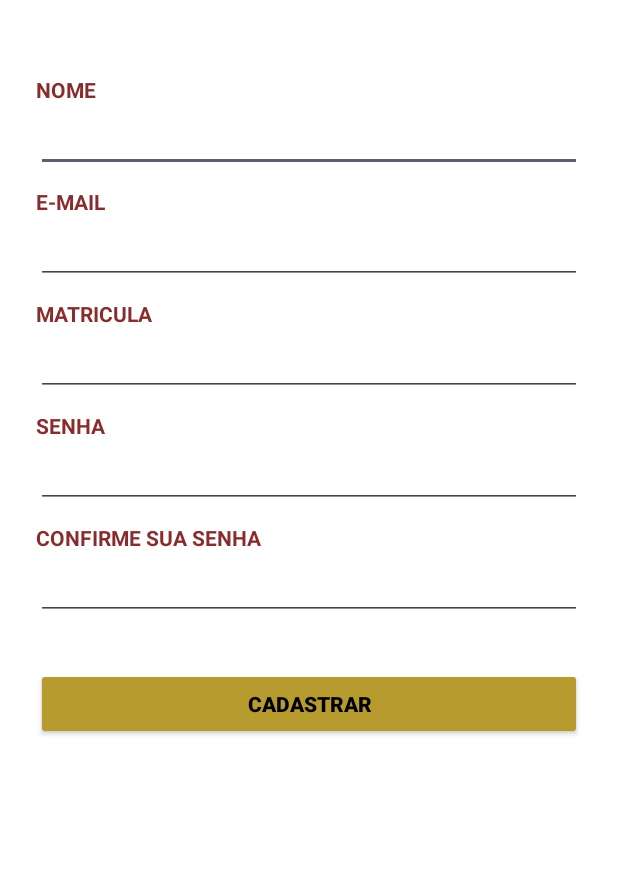
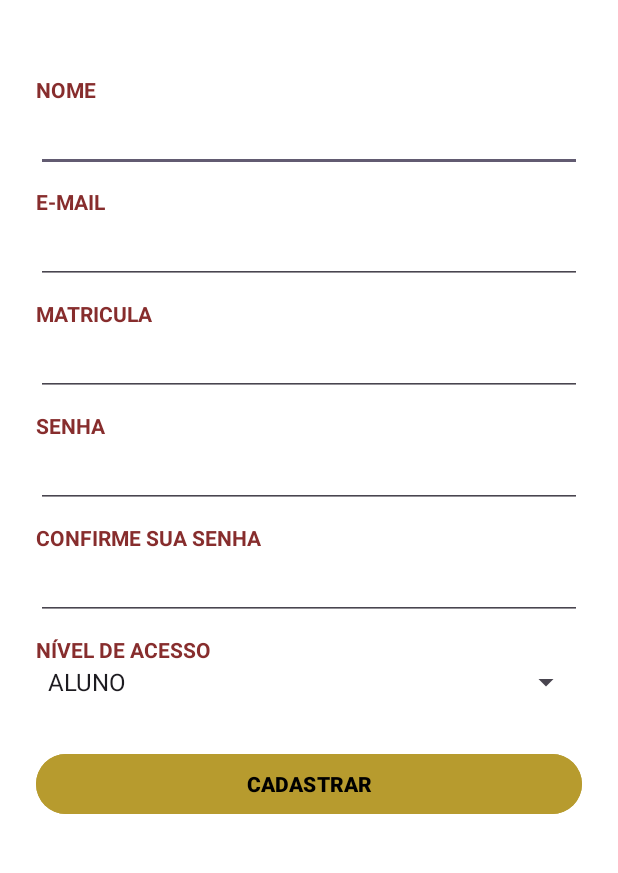
Before and after one commit to pedroohm/LaProBqi, an Android app: the screen it shows after launch (RegisterActivity), after a tap on "CADASTRAR", on a phone screen of 412 x 824 dp, the part 126-999 px from its top. Run offline under Robolectric (Android 15) with nearby library versions, the phone set to English and light mode, and no system bars.

Commit message:
fix: resolve registration screen crash by adding missing Spinner component

```diff
--- a/app/src/main/java/com/pedromoura/laprobqi/activities/LoginActivity.java
+++ b/app/src/main/java/com/pedromoura/laprobqi/activities/LoginActivity.java
@@ -1,77 +1,97 @@
 package com.pedromoura.laprobqi.activities;
 
-import android.app.Activity;
 import android.content.Intent;
-import android.content.SharedPreferences;
 import android.os.Bundle;
 import android.view.View;
+import android.widget.Button;
 import android.widget.EditText;
+import android.widget.ProgressBar;
+import android.widget.TextView;
 import android.widget.Toast;
 
+import androidx.appcompat.app.AppCompatActivity;
+
 import com.pedromoura.laprobqi.R;
+import com.pedromoura.laprobqi.di.RepositoryProvider;
+import com.pedromoura.laprobqi.repository.UsuarioRepository;
 
-import org.json.JSONException;
-import org.json.JSONObject;
+public class LoginActivity extends AppCompatActivity {
 
-public class LoginActivity extends Activity {
-
-    private EditText emailInput;
-    private EditText passwordInput;
-    private SharedPreferences prefs;
+    private EditText editEmail, editPassword;
+    private Button btnLogin;
+    private TextView textRegister;
+    private ProgressBar progressBar;
+    private UsuarioRepository usuarioRepository;
 
     @Override
     protected void onCreate(Bundle savedInstanceState) {
         super.onCreate(savedInstanceState);
         setContentView(R.layout.activity_login_screen);
 
-        initializeViews();
-        prefs = getSharedPreferences("users", MODE_PRIVATE);
+        // Inicializar repository
+        usuarioRepository = RepositoryProvider.getInstance(this).getUsuarioRepository();
+
+        // Inicializar views
+        editEmail = findViewById(R.id.inputLogin);
+        editPassword = findViewById(R.id.inputSenha);
+        btnLogin = findViewById(R.id.btnEntrar);
+        textRegister = findViewById(R.id.btnCadastrar);
+        progressBar = findViewById(R.id.progress_bar);
+
+        btnLogin.setOnClickListener(v -> fazerLogin());
+        textRegister.setOnClickListener(v -> abrirTelaCadastro());
+
+        // Verificar se já está logado
+        verificarSessao();
     }
 
-    private void initializeViews() {
-        emailInput = findViewById(R.id.inputLogin);
-        passwordInput = findViewById(R.id.inputSenha);
+    private void verificarSessao() {
+        progressBar.setVisibility(View.VISIBLE);
+        usuarioRepository.obterUsuarioAtual(usuario -> {
+            progressBar.setVisibility(View.GONE);
+            if (usuario != null) {
+                navegarParaMenuInicial(usuario.getNome());
+            }
+        });
     }
 
-    public void clickLogin(View view) {
-        String email = emailInput.getText().toString().trim();
-        String password = passwordInput.getText().toString();
+    private void fazerLogin() {
+        String email = editEmail.getText().toString().trim();
+        String password = editPassword.getText().toString().trim();
 
         if (email.isEmpty() || password.isEmpty()) {
-            showToast("Preencha todos os campos.");
+            showToast("Preencha todos os campos");
             return;
         }
 
-        String userDataString = prefs.getString(email, null);
-        if (userDataString == null) {
-            showToast("Usuário não encontrado!");
-            return;
-        }
+        progressBar.setVisibility(View.VISIBLE);
+        btnLogin.setEnabled(false);
 
-        try {
-            JSONObject userData = new JSONObject(userDataString);
-            String storedPassword = userData.getString("password");
-            String name = userData.getString("name");
-
-            if (password.equals(storedPassword)) {
-                navigateToInitialMenu(name);
-            } else {
-                showToast("Senha incorreta!");
+        usuarioRepository.autenticar(email, password, new UsuarioRepository.OnAuthListener() {
+            @Override
+            public void onSuccess(String userId, String nome, String nivelAcesso) {
+                progressBar.setVisibility(View.GONE);
+                btnLogin.setEnabled(true);
+                navegarParaMenuInicial(nome);
             }
 
-        } catch (JSONException e) {
-            showToast("Erro ao processar os dados do usuário!");
-        }
+            @Override
+            public void onFailure(String mensagem) {
+                progressBar.setVisibility(View.GONE);
+                btnLogin.setEnabled(true);
+                showToast(mensagem); // "E-mail ou senha inválidos" (RF01)
+            }
+        });
     }
 
-    private void navigateToInitialMenu(String userName) {
+    private void navegarParaMenuInicial(String userName) {
         showToast("Bem-vindo, " + userName + "!");
         Intent intent = new Intent(this, InitialMenuActivity.class);
         startActivity(intent);
         finish();
     }
 
-    public void clickRegister(View view) {
+    private void abrirTelaCadastro() {
         Intent intent = new Intent(this, RegisterActivity.class);
         startActivity(intent);
     }
--- a/app/src/main/java/com/pedromoura/laprobqi/activities/RegisterActivity.java
+++ b/app/src/main/java/com/pedromoura/laprobqi/activities/RegisterActivity.java
@@ -1,93 +1,88 @@
 package com.pedromoura.laprobqi.activities;
 
-import android.app.Activity;
-import android.content.Intent;
-import android.content.SharedPreferences;
 import android.os.Bundle;
 import android.view.View;
+import android.widget.ArrayAdapter;
+import android.widget.Button;
 import android.widget.EditText;
+import android.widget.ProgressBar;
+import android.widget.Spinner;
 import android.widget.Toast;
 
+import androidx.appcompat.app.AppCompatActivity;
+
 import com.pedromoura.laprobqi.R;
+import com.pedromoura.laprobqi.di.RepositoryProvider;
+import com.pedromoura.laprobqi.repository.UsuarioRepository;
 
-import org.json.JSONException;
-import org.json.JSONObject;
+public class RegisterActivity extends AppCompatActivity {
 
-public class RegisterActivity extends Activity {
-
-    private EditText nameInput;
-    private EditText emailInput;
-    private EditText numberInput;
-    private EditText passwordInput;
-    private EditText passwordConfirmInput;
-    private SharedPreferences prefs;
+    private EditText editName, editEmail, editPassword, editConfirmPassword;
+    private Spinner spinnerNivelAcesso;
+    private Button btnRegister;
+    private ProgressBar progressBar;
+    private UsuarioRepository usuarioRepository;
 
     @Override
     protected void onCreate(Bundle savedInstanceState) {
         super.onCreate(savedInstanceState);
         setContentView(R.layout.activity_register);
 
-        initializeViews();
-        prefs = getSharedPreferences("users", MODE_PRIVATE);
+        // Inicializar repository
+        usuarioRepository = RepositoryProvider.getInstance(this).getUsuarioRepository();
+
+        // Inicializar views
+        editName = findViewById(R.id.nameRegisterInput);
+        editEmail = findViewById(R.id.emailRegisterInput);
+        editPassword = findViewById(R.id.passwordRegisterInput);
+        editConfirmPassword = findViewById(R.id.passwordConfirmRegisterInput);
+        spinnerNivelAcesso = findViewById(R.id.spinnerNivelAcesso);
+        btnRegister = findViewById(R.id.btnRegister);
+        progressBar = findViewById(R.id.progress_bar);
+
+        // Configurar spinner de nível de acesso (RF01)
+        ArrayAdapter<String> adapter = new ArrayAdapter<>(
+                this,
+                android.R.layout.simple_spinner_item,
+                new String[]{"ALUNO", "COORDENADOR"}
+        );
+        adapter.setDropDownViewResource(android.R.layout.simple_spinner_dropdown_item);
+        spinnerNivelAcesso.setAdapter(adapter);
+
+        btnRegister.setOnClickListener(v -> registrar());
     }
 
-    private void initializeViews() {
-        nameInput = findViewById(R.id.nameRegisterInput);
-        emailInput = findViewById(R.id.emailRegisterInput);
-        numberInput = findViewById(R.id.numberRegisterInput);
-        passwordInput = findViewById(R.id.passwordRegisterInput);
-        passwordConfirmInput = findViewById(R.id.passwordConfirmRegisterInput);
-    }
+    private void registrar() {
+        String name = editName.getText().toString().trim();
+        String email = editEmail.getText().toString().trim();
+        String password = editPassword.getText().toString().trim();
+        String confirmPassword = editConfirmPassword.getText().toString().trim();
+        String nivelAcesso = spinnerNivelAcesso.getSelectedItem().toString();
 
-    public void clickRegister(View view) {
-        String name = nameInput.getText().toString().trim();
-        String email = emailInput.getText().toString().trim();
-        String number = numberInput.getText().toString().trim();
-        String password = passwordInput.getText().toString();
-        String passwordConfirm = passwordConfirmInput.getText().toString();
-
-        if (!validateInputs(name, email, number, password, passwordConfirm)) return;
-
-        try {
-            JSONObject userData = new JSONObject();
-            userData.put("name", name);
-            userData.put("email", email);
-            userData.put("number", number);
-            userData.put("password", password);
-
-            prefs.edit().putString(email, userData.toString()).apply();
-
-            showToast("Usuário registrado com sucesso!");
-            navigateToLogin();
-
-        } catch (JSONException e) {
-            showToast("Erro ao registrar usuário!");
-        }
-    }
-
-    private boolean validateInputs(String name, String email, String number, String password, String passwordConfirm) {
-        if (name.isEmpty() || email.isEmpty() || number.isEmpty() || password.isEmpty() || passwordConfirm.isEmpty()) {
-            showToast("Preencha todos os campos.");
-            return false;
+        // Validações
+        if (name.isEmpty() || email.isEmpty() || password.isEmpty()) {
+            showToast("Preencha todos os campos");
+            return;
         }
 
-        if (!password.equals(passwordConfirm)) {
-            showToast("Senhas não coincidem!");
-            return false;
+        if (!password.equals(confirmPassword)) {
+            showToast("As senhas não coincidem");
+            return;
         }
 
-        if (prefs.contains(email)) {
-            showToast("Usuário já registrado com esse e-mail.");
-            return false;
-        }
+        progressBar.setVisibility(View.VISIBLE);
+        btnRegister.setEnabled(false);
 
-        return true;
-    }
+        usuarioRepository.registrar(name, email, password, nivelAcesso, (sucesso, mensagem) -> {
+            progressBar.setVisibility(View.GONE);
+            btnRegister.setEnabled(true);
 
-    private void navigateToLogin() {
-        Intent intent = new Intent(this, LoginActivity.class);
-        startActivity(intent);
-        finish(); // Opcional: fecha tela de registro
+            showToast(mensagem);
+
+            if (sucesso) {
+                finish(); // Volta para tela de login
+            }
+        });
     }
 
     private void showToast(String message) {
--- /dev/null
+++ b/app/src/main/java/com/pedromoura/laprobqi/di/RepositoryProvider.java
@@ -0,0 +1,36 @@
+package com.pedromoura.laprobqi.di;
+
+import android.content.Context;
+
+import com.pedromoura.laprobqi.repository.ProdutoRepository;
+import com.pedromoura.laprobqi.repository.UsuarioRepository;
+import com.pedromoura.laprobqi.repository.impl.ProdutoRepositorySQLite;
+import com.pedromoura.laprobqi.repository.impl.UsuarioRepositorySharedPrefs;
+
+public class RepositoryProvider {
+    private static RepositoryProvider instance;
+
+    private ProdutoRepository produtoRepository;
+    private UsuarioRepository usuarioRepository;
+
+    private RepositoryProvider(Context context) {
+        // ✅ Aqui você pode trocar facilmente para Firebase no futuro
+        this.produtoRepository = new ProdutoRepositorySQLite(context.getApplicationContext());
+        this.usuarioRepository = new UsuarioRepositorySharedPrefs(context.getApplicationContext());
+    }
+
+    public static synchronized RepositoryProvider getInstance(Context context) {
+        if (instance == null) {
+            instance = new RepositoryProvider(context);
+        }
+        return instance;
+    }
+
+    public ProdutoRepository getProdutoRepository() {
+        return produtoRepository;
+    }
+
+    public UsuarioRepository getUsuarioRepository() {
+        return usuarioRepository;
+    }
+}
--- /dev/null
+++ b/app/src/main/java/com/pedromoura/laprobqi/repository/ProdutoRepository.java
@@ -0,0 +1,20 @@
+package com.pedromoura.laprobqi.repository;
+
+import com.pedromoura.laprobqi.Produto;
+import java.util.List;
+
+public interface ProdutoRepository {
+    void adicionarProduto(Produto produto, OnCompleteListener listener);
+    void listarProdutos(OnSuccessListener<List<Produto>> listener);
+    void atualizarProduto(Produto produto, OnCompleteListener listener);
+    void removerProduto(int id, OnCompleteListener listener);
+
+    // Callbacks
+    interface OnCompleteListener {
+        void onComplete(boolean sucesso, String mensagem);
+    }
+
+    interface OnSuccessListener<T> {
+        void onSuccess(T result);
+    }
+}
--- /dev/null
+++ b/app/src/main/java/com/pedromoura/laprobqi/repository/UsuarioRepository.java
@@ -0,0 +1,23 @@
+package com.pedromoura.laprobqi.repository;
+
+import com.pedromoura.laprobqi.models.Usuario;
+
+public interface UsuarioRepository {
+    void registrar(String nome, String email, String senha, String nivelAcesso, OnCompleteListener listener);
+    void autenticar(String email, String senha, OnAuthListener listener);
+    void obterUsuarioAtual(OnSuccessListener<Usuario> listener);
+    void logout(OnCompleteListener listener);
+
+    interface OnCompleteListener {
+        void onComplete(boolean sucesso, String mensagem);
+    }
+
+    interface OnAuthListener {
+        void onSuccess(String userId, String nome, String nivelAcesso);
+        void onFailure(String mensagem);
+    }
+
+    interface OnSuccessListener<T> {
+        void onSuccess(T result);
+    }
+}
--- /dev/null
+++ b/app/src/main/java/com/pedromoura/laprobqi/repository/impl/ProdutoRepositorySQLite.java
@@ -0,0 +1,69 @@
+package com.pedromoura.laprobqi.repository.impl;
+
+import android.content.Context;
+import android.os.Handler;
+import android.os.Looper;
+
+import com.pedromoura.laprobqi.BancoDadosProduto;
+import com.pedromoura.laprobqi.Produto;
+import com.pedromoura.laprobqi.repository.ProdutoRepository;
+
+import java.util.List;
+import java.util.concurrent.ExecutorService;
+import java.util.concurrent.Executors;
+
+public class ProdutoRepositorySQLite implements ProdutoRepository {
+    private final BancoDadosProduto bancoDados;
+    private final ExecutorService executor;
+    private final Handler mainHandler;
+
+    public ProdutoRepositorySQLite(Context context) {
+        this.bancoDados = BancoDadosProduto.getInstancia(context);
+        this.executor = Executors.newSingleThreadExecutor();
+        this.mainHandler = new Handler(Looper.getMainLooper());
+    }
+
+    @Override
+    public void adicionarProduto(Produto produto, OnCompleteListener listener) {
+        executor.execute(() -> {
+            try {
+                bancoDados.inserirProduto(produto);
+                mainHandler.post(() -> listener.onComplete(true, "Produto adicionado com sucesso"));
+            } catch (Exception e) {
+                mainHandler.post(() -> listener.onComplete(false, "Erro ao adicionar produto: " + e.getMessage()));
+            }
+        });
+    }
+
+    @Override
+    public void listarProdutos(OnSuccessListener<List<Produto>> listener) {
+        executor.execute(() -> {
+            List<Produto> produtos = bancoDados.listarProdutos();
+            mainHandler.post(() -> listener.onSuccess(produtos));
+        });
+    }
+
+    @Override
+    public void atualizarProduto(Produto produto, OnCompleteListener listener) {
+        executor.execute(() -> {
+            try {
+                bancoDados.atualizarProduto(produto);
+                mainHandler.post(() -> listener.onComplete(true, "Produto atualizado com sucesso"));
+            } catch (Exception e) {
+                mainHandler.post(() -> listener.onComplete(false, "Erro ao atualizar produto: " + e.getMessage()));
+            }
+        });
+    }
+
+    @Override
+    public void removerProduto(int id, OnCompleteListener listener) {
+        executor.execute(() -> {
+            try {
+                bancoDados.deletarProduto(id);
+                mainHandler.post(() -> listener.onComplete(true, "Produto removido com sucesso"));
+            } catch (Exception e) {
+                mainHandler.post(() -> listener.onComplete(false, "Erro ao remover produto: " + e.getMessage()));
+            }
+        });
+    }
+}
--- /dev/null
+++ b/app/src/main/java/com/pedromoura/laprobqi/repository/impl/UsuarioRepositorySharedPrefs.java
@@ -0,0 +1,122 @@
+package com.pedromoura.laprobqi.repository.impl;
+
+import android.content.Context;
+import android.content.SharedPreferences;
+import android.os.Handler;
+import android.os.Looper;
+
+import com.pedromoura.laprobqi.models.Usuario;
+import com.pedromoura.laprobqi.repository.UsuarioRepository;
+
+import java.util.concurrent.ExecutorService;
+import java.util.concurrent.Executors;
+import java.util.regex.Pattern;
+
+public class UsuarioRepositorySharedPrefs implements UsuarioRepository {
+    private static final String PREFS_NAME = "users";
+    private static final String KEY_USER_ID = "user_id";
+    private static final String KEY_USER_NAME = "user_name";
+    private static final String KEY_USER_EMAIL = "user_email";
+    private static final String KEY_USER_NIVEL = "user_nivel";
+
+    private final SharedPreferences prefs;
+    private final ExecutorService executor;
+    private final Handler mainHandler;
+
+    // Regex para validação de senha: mínimo 8 caracteres, uma maiúscula e um número
+    private static final Pattern PASSWORD_PATTERN =
+            Pattern.compile("^(?=.*[A-Z])(?=.*\\d).{8,}$");
+
+    public UsuarioRepositorySharedPrefs(Context context) {
+        this.prefs = context.getSharedPreferences(PREFS_NAME, Context.MODE_PRIVATE);
+        this.executor = Executors.newSingleThreadExecutor();
+        this.mainHandler = new Handler(Looper.getMainLooper());
+    }
+
+    @Override
+    public void registrar(String nome, String email, String senha, String nivelAcesso,
+                          OnCompleteListener listener) {
+        executor.execute(() -> {
+            // Validar senha (RF01)
+            if (!PASSWORD_PATTERN.matcher(senha).matches()) {
+                mainHandler.post(() -> listener.onComplete(false,
+                        "A senha deve ter no mínimo 8 caracteres, com pelo menos uma letra maiúscula e um número"));
+                return;
+            }
+
+            // Verificar se e-mail já existe
+            if (prefs.contains(email + "_password")) {
+                mainHandler.post(() -> listener.onComplete(false, "E-mail já cadastrado"));
+                return;
+            }
+
+            // Salvar dados do usuário
+            SharedPreferences.Editor editor = prefs.edit();
+            editor.putString(email + "_password", senha); // ⚠️ Temporário - mudar para hash depois
+            editor.putString(email + "_name", nome);
+            editor.putString(email + "_nivel", nivelAcesso);
+            editor.apply();
+
+            mainHandler.post(() -> listener.onComplete(true, "Usuário cadastrado com sucesso"));
+        });
+    }
+
+    @Override
+    public void autenticar(String email, String senha, OnAuthListener listener) {
+        executor.execute(() -> {
+            String senhaArmazenada = prefs.getString(email + "_password", null);
+
+            if (senhaArmazenada == null || !senhaArmazenada.equals(senha)) {
+                mainHandler.post(() -> listener.onFailure("E-mail ou senha inválidos")); // RF01
+                return;
+            }
+
+            String nome = prefs.getString(email + "_name", "");
+            String nivelAcesso = prefs.getString(email + "_nivel", "ALUNO");
+
+            // Salvar sessão do usuário atual
+            SharedPreferences.Editor editor = prefs.edit();
+            editor.putString(KEY_USER_ID, email);
+            editor.putString(KEY_USER_NAME, nome);
+            editor.putString(KEY_USER_EMAIL, email);
+            editor.putString(KEY_USER_NIVEL, nivelAcesso);
+            editor.apply();
+
+            mainHandler.post(() -> listener.onSuccess(email, nome, nivelAcesso));
+        });
+    }
+
+    @Override
+    public void obterUsuarioAtual(OnSuccessListener<Usuario> listener) {
+        executor.execute(() -> {
+            String id = prefs.getString(KEY_USER_ID, null);
+            if (id == null) {
+                mainHandler.post(() -> listener.onSuccess(null));
+                return;
+            }
+
+            Usuario usuario = new Usuario(
+                    id,
+                    prefs.getString(KEY_USER_NAME, ""),
+                    prefs.getString(KEY_USER_EMAIL, ""),
+                    prefs.getString(KEY_USER_NIVEL, "ALUNO")
+            );
+
+            mainHandler.post(() -> listener.onSuccess(usuario));
+        });
+    }
+
+    @Override
+    public void logout(OnCompleteListener listener) {
+        executor.execute(() -> {
+            SharedPreferences.Editor editor = prefs.edit();
+            editor.remove(KEY_USER_ID);
+            editor.remove(KEY_USER_NAME);
+            editor.remove(KEY_USER_EMAIL);
+            editor.remove(KEY_USER_NIVEL);
+            editor.apply();
+
+            mainHandler.post(() -> listener.onComplete(true, "Logout realizado com sucesso"));
+        });
+    }
+}
--- a/app/src/main/res/layout/activity_register.xml
+++ b/app/src/main/res/layout/activity_register.xml
@@ -5,10 +5,19 @@
     android:background="@color/white"
     android:padding="24dp">
 
+
     <LinearLayout
         android:layout_width="match_parent"
         android:layout_height="wrap_content"
         android:id="@+id/linearComponent">
+
+        <ProgressBar
+            android:id="@+id/progress_bar"
+            android:layout_width="wrap_content"
+            android:layout_height="wrap_content"
+            android:layout_gravity="center"
+            android:layout_marginTop="16dp"
+            android:visibility="gone"/>
 
         <ImageView
             android:id="@+id/miniLogo"
@@ -136,18 +145,36 @@
         android:inputType="textPassword"
         />
 
+    <TextView
+        android:layout_width="wrap_content"
+        android:layout_height="wrap_content"
+        android:id="@+id/nivelAcessoView"
+        android:text="Nível de Acesso"
+        android:layout_below="@id/passwordConfirmRegisterInput"
+        android:textColor="@color/red_brown"
+        android:textAllCaps="true"
+        android:layout_marginTop="10dp"
+        android:textStyle="bold"
+        />
+
+    <Spinner
+        android:layout_width="match_parent"
+        android:layout_height="wrap_content"
+        android:id="@+id/spinnerNivelAcesso"
+        android:layout_below="@id/nivelAcessoView"
+        />
+
     <Button
-        android:id="@+id/btnEntrar"
+        android:id="@+id/btnRegister"
         android:layout_width="match_parent"
         android:layout_height="48dp"
-        android:layout_below="@id/passwordConfirmRegisterInput"
+        android:layout_below="@id/spinnerNivelAcesso"
         android:layout_marginTop="32dp"
         android:text="@string/register"
         android:textAllCaps="true"
         android:textStyle="bold"
         android:textColor="@color/black"
-        android:backgroundTint="@color/moustard_gold"
-        android:onClick="clickRegister"/>
+        android:backgroundTint="@color/moustard_gold"/>
 
 
 
```
Also changed, not shown: app/src/main/java/com/pedromoura/laprobqi/models/Usuario.java (added, +36 -0 lines), app/src/main/res/layout/activity_login_screen.xml (+53 -42 lines).
